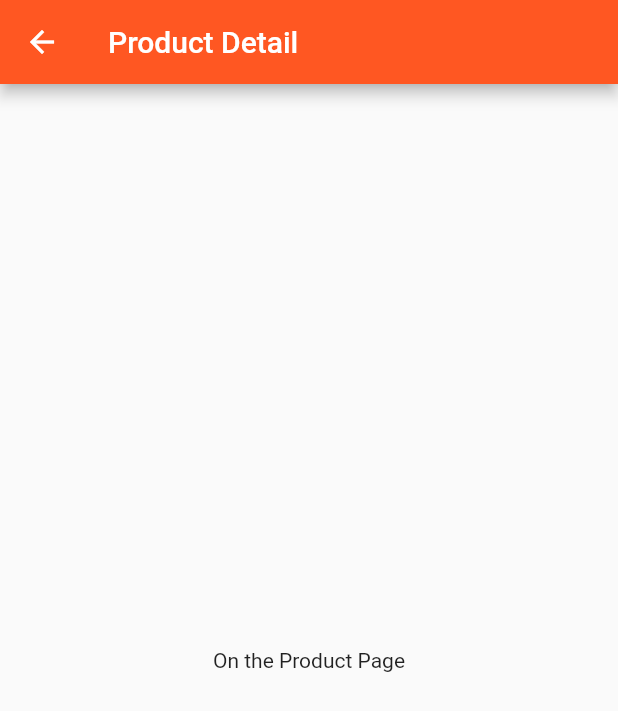
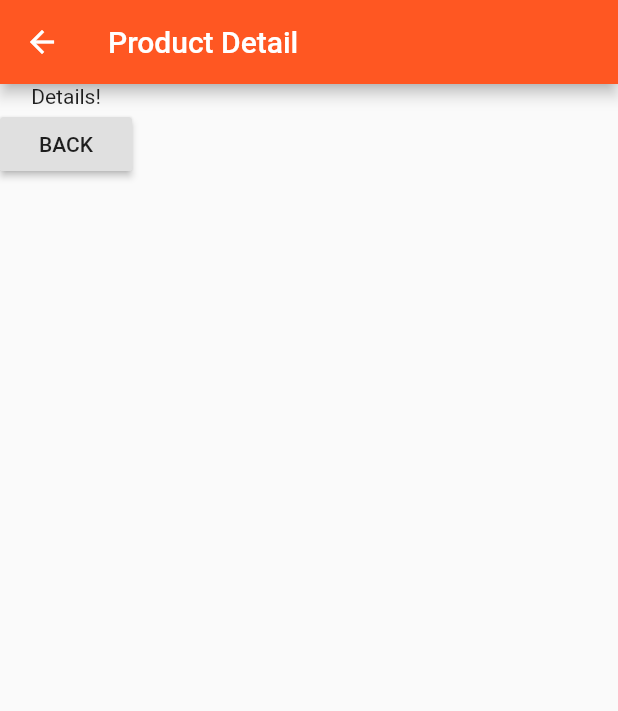
Before and after one commit to laxmaniron/flutter_course, a Flutter app: the ProductPage screen opened directly, on a phone screen of 412 x 824 dp. Shown: the top 711 px of the screen. Run offline on Flutter 3.47's test engine with Material 2 defaults, Android fonts, the phone set to English and light mode, and no system bars.

Commit message:
implementing a basic navigation session 68

```diff
--- a/lib/pages/product.dart
+++ b/lib/pages/product.dart
@@ -1,15 +1,20 @@
 import 'package:flutter/material.dart';
 
-class ProductPage extends StatelessWidget{
+class ProductPage extends StatelessWidget {
   @override
   Widget build(BuildContext context) {
-
     return Scaffold(
       appBar: AppBar(
         title: Text("Product Detail"),
       ),
-      body: Center(
-        child: Text('On the Product Page'),
+      body: Column(
+        children: <Widget>[
+          Text("Details!"),
+          RaisedButton(
+            child: Text('BACK'),
+            onPressed: () => Navigator.pop(context),
+          )
+        ],
       ),
     );
   }
```
Also changed, not shown: lib/products.dart (+13 -10 lines).
